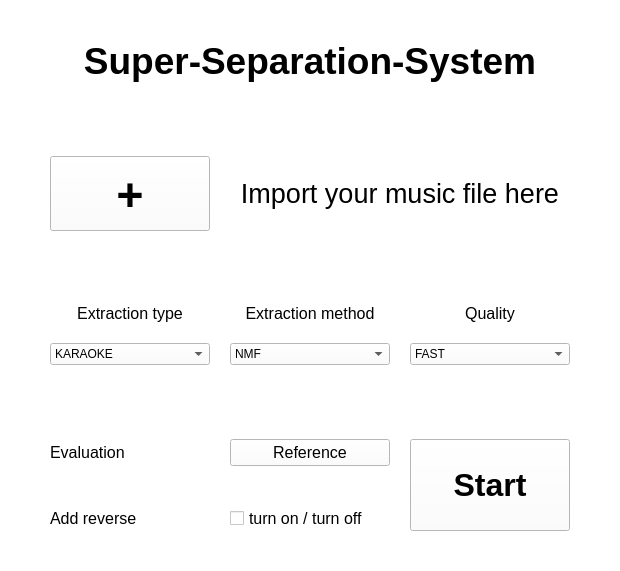
pkrucz00/super-separation-system, file generated/ui/sss_init_8_main.ui: the form before one commit.
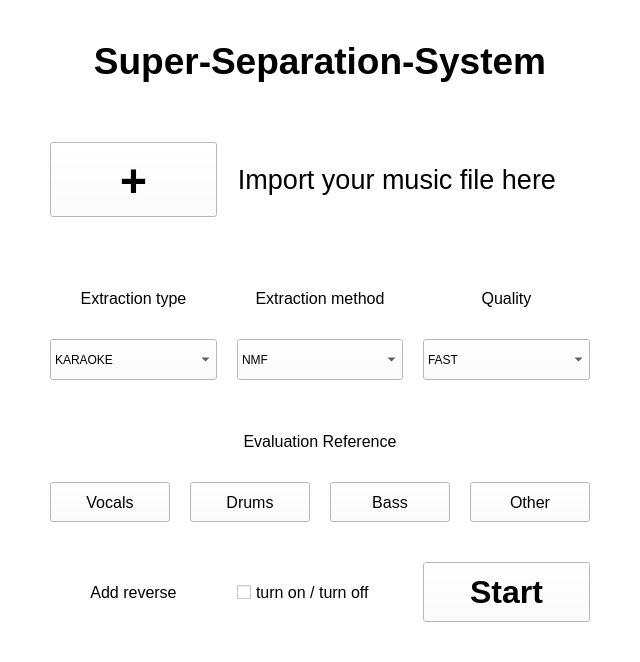
The form after the commit.

What changed in the file:
```diff
--- a/generated/ui/sss_init_8_main.ui
+++ b/generated/ui/sss_init_8_main.ui
@@ -7,7 +7,7 @@
     <x>0</x>
     <y>0</y>
     <width>620</width>
-    <height>571</height>
+    <height>662</height>
    </rect>
   </property>
   <property name="sizePolicy">
@@ -452,7 +452,7 @@
    </size>
   </property>
   <widget class="QWidget" name="centralwidget">
-   <layout class="QGridLayout" name="gridLayout_4" rowstretch="0,0,0,0,0,0,0,0,0,0,0,0,0">
+   <layout class="QGridLayout" name="gridLayout_4" rowstretch="0,0,0,0,0,0,0,0,0,0,0,0,0,0,0">
     <property name="leftMargin">
      <number>50</number>
     </property>
@@ -468,110 +468,6 @@
     <property name="spacing">
      <number>20</number>
     </property>
-    <item row="7" column="0">
-     <widget class="QComboBox" name="extractionTypeComboBox">
-      <property name="sizePolicy">
-       <sizepolicy hsizetype="Preferred" vsizetype="Preferred">
-        <horstretch>0</horstretch>
-        <verstretch>0</verstretch>
-       </sizepolicy>
-      </property>
-      <property name="minimumSize">
-       <size>
-        <width>160</width>
-        <height>0</height>
-       </size>
-      </property>
-      <property name="baseSize">
-       <size>
-        <width>0</width>
-        <height>0</height>
-       </size>
-      </property>
-      <property name="layoutDirection">
-       <enum>Qt::LeftToRight</enum>
-      </property>
-      <property name="currentText">
-       <string>KARAOKE</string>
-      </property>
-      <item>
-       <property name="text">
-        <string>KARAOKE</string>
-       </property>
-      </item>
-      <item>
-       <property name="text">
-        <string>BASS</string>
-       </property>
-      </item>
-      <item>
-       <property name="text">
-        <string>DRUMS</string>
-       </property>
-      </item>
-      <item>
-       <property name="text">
-        <string>VOCALS</string>
-       </property>
-      </item>
-      <item>
-       <property name="text">
-        <string>FULL</string>
-       </property>
-      </item>
-     </widget>
-    </item>
-    <item row="12" column="1">
-     <widget class="QCheckBox" name="reverseCheckBox">
-      <property name="sizePolicy">
-       <sizepolicy hsizetype="Preferred" vsizetype="Preferred">
-        <horstretch>0</horstretch>
-        <verstretch>0</verstretch>
-       </sizepolicy>
-      </property>
-      <property name="font">
-       <font>
-        <pointsize>12</pointsize>
-       </font>
-      </property>
-      <property name="text">
-       <string>turn on / turn off</string>
-      </property>
-     </widget>
-    </item>
-    <item row="3" column="0">
-     <spacer name="verticalSpacer">
-      <property name="orientation">
-       <enum>Qt::Vertical</enum>
-      </property>
-      <property name="sizeHint" stdset="0">
-       <size>
-        <width>20</width>
-        <height>40</height>
-       </size>
-      </property>
-     </spacer>
-    </item>
-    <item row="10" column="2" rowspan="3">
-     <widget class="QPushButton" name="startButton">
-      <property name="sizePolicy">
-       <sizepolicy hsizetype="Preferred" vsizetype="Preferred">
-        <horstretch>0</horstretch>
-        <verstretch>0</verstretch>
-       </sizepolicy>
-      </property>
-      <property name="font">
-       <font>
-        <pointsize>24</pointsize>
-        <weight>75</weight>
-        <bold>true</bold>
-       </font>
-      </property>
-      <property name="text">
-       <string>Start</string>
-      </property>
-     </widget>
-    </item>
     <item row="4" column="0">
      <widget class="QLabel" name="extractionTypeLabel">
       <property name="font">
@@ -587,36 +483,23 @@
       </property>
      </widget>
     </item>
-    <item row="1" column="0">
-     <spacer name="verticalSpacer_4">
-      <property name="orientation">
-       <enum>Qt::Vertical</enum>
-      </property>
-      <property name="sizeHint" stdset="0">
-       <size>
-        <width>20</width>
-        <height>40</height>
-       </size>
-      </property>
-     </spacer>
-    </item>
-    <item row="12" column="0">
-     <widget class="QLabel" name="reverseLabel">
+    <item row="4" column="2">
+     <widget class="QLabel" name="maxIterationsLabel">
       <property name="font">
        <font>
         <pointsize>12</pointsize>
        </font>
       </property>
       <property name="text">
-       <string>Add reverse</string>
+       <string>Quality</string>
       </property>
       <property name="alignment">
-       <set>Qt::AlignLeading|Qt::AlignLeft|Qt::AlignVCenter</set>
+       <set>Qt::AlignCenter</set>
       </property>
      </widget>
     </item>
-    <item row="10" column="1">
-     <widget class="QPushButton" name="referenceLocationButton">
+    <item row="7" column="2">
+     <widget class="QComboBox" name="qualityComboBox">
       <property name="sizePolicy">
        <sizepolicy hsizetype="Preferred" vsizetype="Preferred">
         <horstretch>0</horstretch>
@@ -629,39 +512,9 @@
         <height>0</height>
        </size>
       </property>
-      <property name="maximumSize">
-       <size>
-        <width>160</width>
-        <height>16777215</height>
-       </size>
-      </property>
-      <property name="font">
-       <font>
-        <pointsize>12</pointsize>
-       </font>
-      </property>
-      <property name="text">
-       <string>Reference</string>
-      </property>
-     </widget>
-    </item>
-    <item row="7" column="1">
-     <widget class="QComboBox" name="extractionMethodComboBox">
-      <property name="sizePolicy">
-       <sizepolicy hsizetype="Preferred" vsizetype="Preferred">
-        <horstretch>0</horstretch>
-        <verstretch>0</verstretch>
-       </sizepolicy>
-      </property>
-      <property name="minimumSize">
-       <size>
-        <width>160</width>
-        <height>0</height>
-       </size>
-      </property>
       <item>
        <property name="text">
-        <string>NMF</string>
+        <string>FAST</string>
        </property>
       </item>
       <item>
@@ -676,19 +529,6 @@
       </item>
      </widget>
     </item>
-    <item row="9" column="0">
-     <spacer name="verticalSpacer_3">
-      <property name="orientation">
-       <enum>Qt::Vertical</enum>
-      </property>
-      <property name="sizeHint" stdset="0">
-       <size>
-        <width>20</width>
-        <height>40</height>
-       </size>
-      </property>
-     </spacer>
-    </item>
     <item row="2" column="0">
      <widget class="QPushButton" name="importFileButton">
       <property name="sizePolicy">
@@ -699,8 +539,8 @@
       </property>
       <property name="minimumSize">
        <size>
-        <width>2</width>
-        <height>0</height>
+        <width>0</width>
+        <height>60</height>
        </size>
       </property>
       <property name="baseSize">
@@ -711,7 +551,7 @@
       </property>
       <property name="font">
        <font>
-        <family>Bauhaus 93</family>
+        <family>Arial Black</family>
         <pointsize>36</pointsize>
         <weight>75</weight>
         <bold>true</bold>
@@ -735,35 +575,37 @@
       </property>
      </widget>
     </item>
-    <item row="4" column="2">
-     <widget class="QLabel" name="maxIterationsLabel">
-      <property name="font">
-       <font>
-        <pointsize>12</pointsize>
-       </font>
+    <item row="1" column="0">
+     <spacer name="verticalSpacer_4">
+      <property name="orientation">
+       <enum>Qt::Vertical</enum>
       </property>
-      <property name="text">
-       <string>Quality</string>
+      <property name="sizeType">
+       <enum>QSizePolicy::Fixed</enum>
       </property>
-      <property name="alignment">
-       <set>Qt::AlignCenter</set>
+      <property name="sizeHint" stdset="0">
+       <size>
+        <width>20</width>
+        <height>40</height>
+       </size>
       </property>
-     </widget>
+     </spacer>
     </item>
-    <item row="10" column="0">
-     <widget class="QLabel" name="extractionLocation">
-      <property name="font">
-       <font>
-        <pointsize>12</pointsize>
-       </font>
+    <item row="3" column="0">
+     <spacer name="verticalSpacer">
+      <property name="orientation">
+       <enum>Qt::Vertical</enum>
       </property>
-      <property name="text">
-       <string>Evaluation</string>
+      <property name="sizeType">
+       <enum>QSizePolicy::Fixed</enum>
       </property>
-      <property name="alignment">
-       <set>Qt::AlignLeading|Qt::AlignLeft|Qt::AlignVCenter</set>
+      <property name="sizeHint" stdset="0">
+       <size>
+        <width>20</width>
+        <height>40</height>
+       </size>
       </property>
-     </widget>
+     </spacer>
     </item>
     <item row="4" column="1">
      <widget class="QLabel" name="extractionMethodLabel">
@@ -780,39 +622,245 @@
       </property>
      </widget>
     </item>
-    <item row="2" column="1" colspan="2">
-     <widget class="QLabel" name="importFIleLabel">
+    <item row="7" column="0">
+     <widget class="QComboBox" name="extractionTypeComboBox">
+      <property name="sizePolicy">
+       <sizepolicy hsizetype="Preferred" vsizetype="Preferred">
+        <horstretch>0</horstretch>
+        <verstretch>0</verstretch>
+       </sizepolicy>
+      </property>
       <property name="minimumSize">
+       <size>
+        <width>160</width>
+        <height>0</height>
+       </size>
+      </property>
+      <property name="baseSize">
        <size>
         <width>0</width>
         <height>0</height>
        </size>
       </property>
-      <property name="maximumSize">
+      <property name="layoutDirection">
+       <enum>Qt::LeftToRight</enum>
+      </property>
+      <property name="currentText">
+       <string>KARAOKE</string>
+      </property>
+      <item>
+       <property name="text">
+        <string>KARAOKE</string>
+       </property>
+      </item>
+      <item>
+       <property name="text">
+        <string>BASS</string>
+       </property>
+      </item>
+      <item>
+       <property name="text">
+        <string>DRUMS</string>
+       </property>
+      </item>
+      <item>
+       <property name="text">
+        <string>VOCALS</string>
+       </property>
+      </item>
+      <item>
+       <property name="text">
+        <string>FULL</string>
+       </property>
+      </item>
+     </widget>
+    </item>
+    <item row="7" column="1">
+     <widget class="QComboBox" name="extractionMethodComboBox">
+      <property name="sizePolicy">
+       <sizepolicy hsizetype="Preferred" vsizetype="Preferred">
+        <horstretch>0</horstretch>
+        <verstretch>0</verstretch>
+       </sizepolicy>
+      </property>
+      <property name="minimumSize">
        <size>
-        <width>340</width>
-        <height>16777215</height>
+        <width>160</width>
+        <height>0</height>
        </size>
       </property>
+      <item>
+       <property name="text">
+        <string>NMF</string>
+       </property>
+      </item>
+      <item>
+       <property name="text">
+        <string>NUSSL</string>
+       </property>
+      </item>
+      <item>
+       <property name="text">
+        <string>DEMUCS</string>
+       </property>
+      </item>
+     </widget>
+    </item>
+    <item row="11" column="0" colspan="3">
+     <layout class="QGridLayout" name="gridLayout">
+      <item row="0" column="2">
+       <widget class="QPushButton" name="BassRefLocButton">
+        <property name="sizePolicy">
+         <sizepolicy hsizetype="Fixed" vsizetype="Fixed">
+          <horstretch>0</horstretch>
+          <verstretch>0</verstretch>
+         </sizepolicy>
+        </property>
+        <property name="minimumSize">
+         <size>
+          <width>120</width>
+          <height>40</height>
+         </size>
+        </property>
+        <property name="maximumSize">
+         <size>
+          <width>120</width>
+          <height>16777215</height>
+         </size>
+        </property>
+        <property name="font">
+         <font>
+          <pointsize>12</pointsize>
+         </font>
+        </property>
+        <property name="text">
+         <string>Bass</string>
+        </property>
+       </widget>
+      </item>
+      <item row="0" column="0">
+       <widget class="QPushButton" name="VocalsRefLocButton">
+        <property name="sizePolicy">
+         <sizepolicy hsizetype="Fixed" vsizetype="Fixed">
+          <horstretch>0</horstretch>
+          <verstretch>0</verstretch>
+         </sizepolicy>
+        </property>
+        <property name="minimumSize">
+         <size>
+          <width>120</width>
+          <height>40</height>
+         </size>
+        </property>
+        <property name="maximumSize">
+         <size>
+          <width>120</width>
+          <height>16777215</height>
+         </size>
+        </property>
+        <property name="font">
+         <font>
+          <pointsize>12</pointsize>
+         </font>
+        </property>
+        <property name="text">
+         <string>Vocals</string>
+        </property>
+       </widget>
+      </item>
+      <item row="0" column="1">
+       <widget class="QPushButton" name="DrumsRefLocButton">
+        <property name="sizePolicy">
+         <sizepolicy hsizetype="Fixed" vsizetype="Fixed">
+          <horstretch>0</horstretch>
+          <verstretch>0</verstretch>
+         </sizepolicy>
+        </property>
+        <property name="minimumSize">
+         <size>
+          <width>120</width>
+          <height>40</height>
+         </size>
+        </property>
+        <property name="maximumSize">
+         <size>
+          <width>120</width>
+          <height>16777215</height>
+         </size>
+        </property>
+        <property name="font">
+         <font>
+          <pointsize>12</pointsize>
+         </font>
+        </property>
+        <property name="text">
+         <string>Drums</string>
+        </property>
+       </widget>
+      </item>
+      <item row="0" column="3">
+       <widget class="QPushButton" name="OtherRefLocButton">
+        <property name="sizePolicy">
+         <sizepolicy hsizetype="Fixed" vsizetype="Fixed">
+          <horstretch>0</horstretch>
+          <verstretch>0</verstretch>
+         </sizepolicy>
+        </property>
+        <property name="minimumSize">
+         <size>
+          <width>120</width>
+          <height>40</height>
+         </size>
+        </property>
+        <property name="maximumSize">
+         <size>
+          <width>120</width>
+          <height>16777215</height>
+         </size>
+        </property>
+        <property name="font">
+         <font>
+          <pointsize>12</pointsize>
+         </font>
+        </property>
+        <property name="text">
+         <string>Other</string>
+        </property>
+       </widget>
+      </item>
+     </layout>
+    </item>
+    <item row="10" column="0" colspan="3">
+     <widget class="QLabel" name="extractionLocation">
       <property name="font">
        <font>
-        <pointsize>20</pointsize>
+        <pointsize>12</pointsize>
        </font>
       </property>
       <property name="text">
-       <string>Import your music file here</string>
-      </property>
-      <property name="scaledContents">
-       <bool>false</bool>
+       <string>Evaluation Reference</string>
       </property>
       <property name="alignment">
        <set>Qt::AlignCenter</set>
       </property>
-      <property name="wordWrap">
-       <bool>false</bool>
-      </property>
      </widget>
     </item>
+    <item row="12" column="0">
+     <spacer name="verticalSpacer_3">
+      <property name="orientation">
+       <enum>Qt::Vertical</enum>
+      </property>
+      <property name="sizeType">
+       <enum>QSizePolicy::Fixed</enum>
+      </property>
+      <property name="sizeHint" stdset="0">
+       <size>
+        <width>20</width>
+        <height>20</height>
+       </size>
+      </property>
+     </spacer>
+    </item>
     <item row="0" column="0" colspan="3">
      <widget class="QLabel" name="titleLabel">
       <property name="font">
@@ -841,8 +889,8 @@
       </property>
      </widget>
     </item>
-    <item row="7" column="2">
-     <widget class="QComboBox" name="qualityComboBox">
+    <item row="13" column="2">
+     <widget class="QPushButton" name="startButton">
       <property name="sizePolicy">
        <sizepolicy hsizetype="Preferred" vsizetype="Preferred">
         <horstretch>0</horstretch>
@@ -851,27 +899,106 @@
       </property>
       <property name="minimumSize">
        <size>
-        <width>160</width>
+        <width>0</width>
+        <height>60</height>
+       </size>
+      </property>
+      <property name="font">
+       <font>
+        <pointsize>24</pointsize>
+        <weight>75</weight>
+        <bold>true</bold>
+       </font>
+      </property>
+      <property name="text">
+       <string>Start</string>
+      </property>
+     </widget>
+    </item>
+    <item row="13" column="0">
+     <widget class="QLabel" name="reverseLabel">
+      <property name="font">
+       <font>
+        <pointsize>12</pointsize>
+       </font>
+      </property>
+      <property name="text">
+       <string>Add reverse</string>
+      </property>
+      <property name="alignment">
+       <set>Qt::AlignCenter</set>
+      </property>
+     </widget>
+    </item>
+    <item row="2" column="1" colspan="2">
+     <widget class="QLabel" name="importFIleLabel">
+      <property name="minimumSize">
+       <size>
+        <width>0</width>
         <height>0</height>
        </size>
       </property>
-      <item>
-       <property name="text">
-        <string>FAST</string>
-       </property>
-      </item>
-      <item>
-       <property name="text">
-        <string>NORMAL</string>
-       </property>
-      </item>
-      <item>
-       <property name="text">
-        <string>HIGH</string>
-       </property>
-      </item>
+      <property name="maximumSize">
+       <size>
+        <width>320</width>
+        <height>16777215</height>
+       </size>
+      </property>
+      <property name="font">
+       <font>
+        <pointsize>20</pointsize>
+       </font>
+      </property>
+      <property name="text">
+       <string>Import your music file here</string>
+      </property>
+      <property name="scaledContents">
+       <bool>false</bool>
+      </property>
+      <property name="alignment">
+       <set>Qt::AlignCenter</set>
+      </property>
+      <property name="wordWrap">
+       <bool>false</bool>
+      </property>
      </widget>
     </item>
+    <item row="13" column="1">
+     <widget class="QCheckBox" name="reverseCheckBox">
+      <property name="sizePolicy">
+       <sizepolicy hsizetype="Preferred" vsizetype="Preferred">
+        <horstretch>0</horstretch>
+        <verstretch>0</verstretch>
+       </sizepolicy>
+      </property>
+      <property name="font">
+       <font>
+        <pointsize>12</pointsize>
+        <weight>50</weight>
+        <bold>false</bold>
+       </font>
+      </property>
+      <property name="text">
+       <string>turn on / turn off</string>
+      </property>
+     </widget>
+    </item>
+    <item row="8" column="0">
+     <spacer name="verticalSpacer_2">
+      <property name="orientation">
+       <enum>Qt::Vertical</enum>
+      </property>
+      <property name="sizeType">
+       <enum>QSizePolicy::Fixed</enum>
+      </property>
+      <property name="sizeHint" stdset="0">
+       <size>
+        <width>20</width>
+        <height>20</height>
+       </size>
+      </property>
+     </spacer>
+    </item>
    </layout>
   </widget>
  </widget>
```
Left out of the diff: 4 changed lines with no effect on the pictures.
